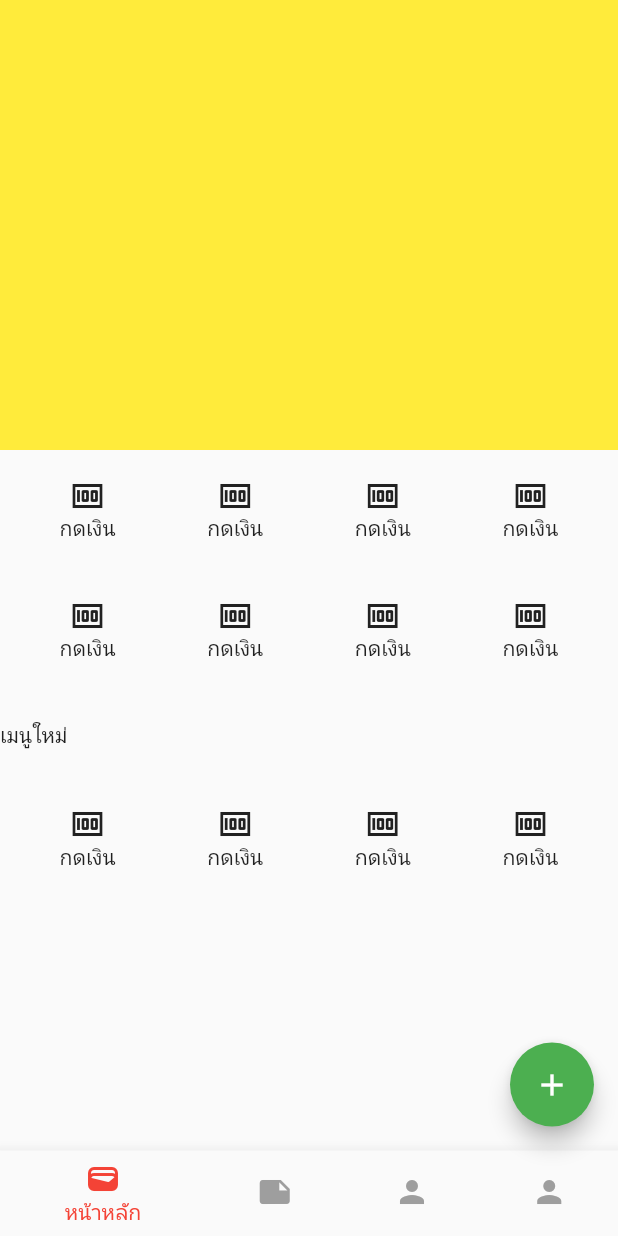
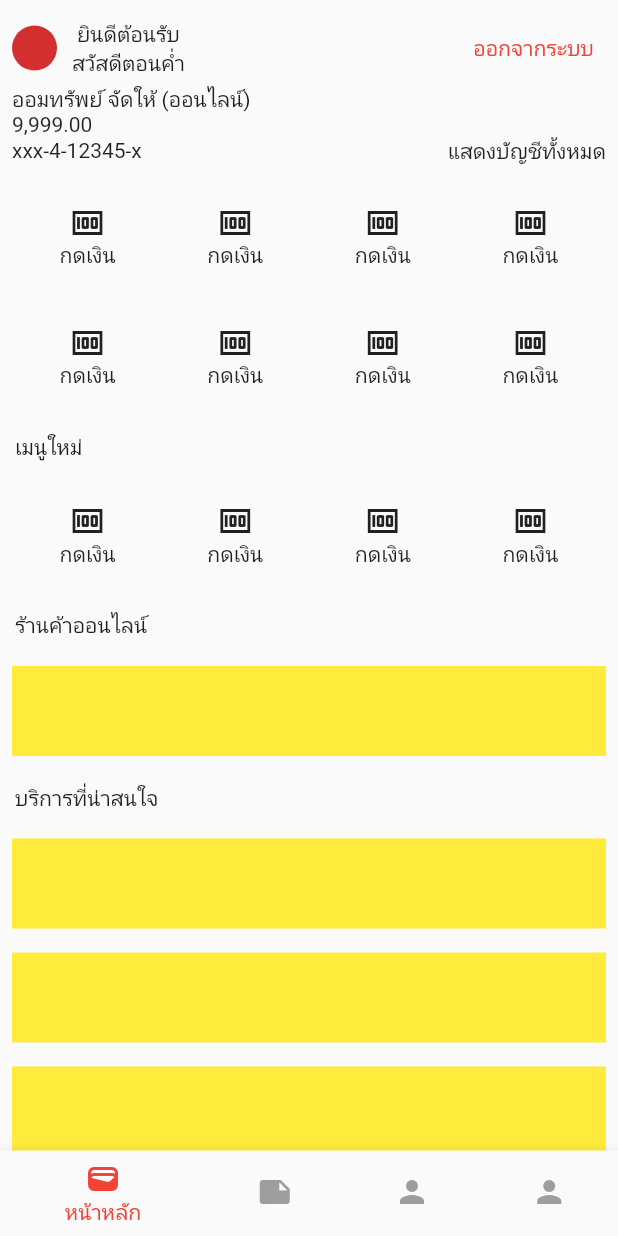
Before and after one commit to kajornsakp/simple_kma, a Flutter app: the screen it shows after launch, on a phone screen of 412 x 824 dp. Run offline on Flutter 3.47's test engine with Material 2 defaults, Android fonts, the phone set to English and light mode, and no system bars.

Commit message:
update project

```diff
--- /dev/null
+++ b/lib/components/header_widget.dart
@@ -0,0 +1,56 @@
+import 'package:flutter/material.dart';
+
+class HeaderWidget extends StatelessWidget {
+  const HeaderWidget({
+    super.key,
+  });
+
+  @override
+  Widget build(BuildContext context) {
+    return Padding(
+      padding: const EdgeInsets.all(8.0),
+      child: Column(
+        children: [
+          Row(
+            children: [
+              CircleAvatar(
+                radius: 15,
+                child: Container(),
+              ),
+              SizedBox(width: 10),
+              Column(
+                children: [
+                  Text("ยินดีต้อนรับ"),
+                  Text("สวัสดีตอนค่ำ"),
+                ],
+              ),
+              Spacer(),
+              TextButton(
+                onPressed: () {},
+                child: Text("ออกจากระบบ"),
+              ),
+            ],
+          ),
+          Row(
+            children: [
+              Column(
+                crossAxisAlignment: CrossAxisAlignment.start,
+                children: [
+                  Text("ออมทรัพย์ จัดให้ (ออนไลน์)"),
+                  Text("9,999.00"),
+                ],
+              ),
+            ],
+          ),
+          Row(
+            children: [
+              Text("xxx-4-12345-x"),
+              Spacer(),
+              Text("แสดงบัญชีทั้งหมด"),
+            ],
+          )
+        ],
+      ),
+    );
+  }
+}
--- a/lib/main.dart
+++ b/lib/main.dart
@@ -1,5 +1,5 @@
 import 'package:flutter/material.dart';
-import 'package:untitled1/screens/sub_home_page.dart';
+import 'package:simple_kma/screens/sub_home_page.dart';
 
 void main() {
   runApp(const MyApp());
@@ -47,11 +47,8 @@ class _MyHomePageState extends State<MyHomePage> {
 
   @override
   Widget build(BuildContext context) {
-    return Scaffold(
-      floatingActionButton: FloatingActionButton(
-        onPressed: (){},
-        child: const Icon(Icons.add),
-      ),
+    return SafeArea(
+      child: Scaffold(
         bottomNavigationBar: BottomNavigationBar(
           currentIndex: page,
           onTap: (index) {
@@ -79,6 +76,7 @@ class _MyHomePageState extends State<MyHomePage> {
           ],
         ),
         body: buildPage(page),
+      ),
     );
   }
 
--- a/lib/screens/sub_home_page.dart
+++ b/lib/screens/sub_home_page.dart
@@ -1,5 +1,6 @@
 import 'package:flutter/material.dart';
-import 'package:untitled1/components/menu_icon.dart';
+import 'package:simple_kma/components/header_widget.dart';
+import 'package:simple_kma/components/menu_icon.dart';
 
 class SubHomePage extends StatelessWidget {
   const SubHomePage({
@@ -11,12 +12,11 @@ class SubHomePage extends StatelessWidget {
     return Center(
         child: Column(
       children: [
-        Container(
-          height: 300,
-          color: Colors.yellow,
-        ),
+        const HeaderWidget(),
         Expanded(
-          child: ListView(
+          child: SingleChildScrollView(
+            child: Column(
+              crossAxisAlignment: CrossAxisAlignment.start,
               children: [
                 Row(
                   mainAxisAlignment: MainAxisAlignment.spaceEvenly,
@@ -36,9 +36,10 @@ class SubHomePage extends StatelessWidget {
                     MenuIcon(icon: Icons.money, title: "กดเงิน"),
                   ],
                 ),
-              const SizedBox(height: 20),
-              const Text("เมนูใหม่"),
-              const SizedBox(height: 20),
+                const Padding(
+                  padding: EdgeInsets.all(10),
+                  child: Text("เมนูใหม่"),
+                ),
                 Row(
                   mainAxisAlignment: MainAxisAlignment.spaceEvenly,
                   children: const [
@@ -48,7 +49,44 @@ class SubHomePage extends StatelessWidget {
                     MenuIcon(icon: Icons.money, title: "กดเงิน"),
                   ],
                 ),
+                const Padding(
+                  padding: EdgeInsets.all(10),
+                  child: Text("ร้านค้าออนไลน์"),
+                ),
+                Padding(
+                  padding: const EdgeInsets.all(8.0),
+                  child: Container(
+                    height: 60,
+                    color: Colors.yellow
+                  ),
+                ),
+                const Padding(
+                  padding: EdgeInsets.all(10),
+                  child: Text("บริการที่น่าสนใจ"),
+                ),
+                Padding(
+                  padding: const EdgeInsets.all(8.0),
+                  child: Container(
+                      height: 60,
+                      color: Colors.yellow
+                  ),
+                ),
+                Padding(
+                  padding: const EdgeInsets.all(8.0),
+                  child: Container(
+                      height: 60,
+                      color: Colors.yellow
+                  ),
+                ),
+                Padding(
+                  padding: const EdgeInsets.all(8.0),
+                  child: Container(
+                      height: 60,
+                      color: Colors.yellow
+                  ),
+                ),
               ],
+            ),
           ),
         ),
       ],
--- a/pubspec.yaml
+++ b/pubspec.yaml
@@ -1,4 +1,4 @@
-name: untitled1
+name: simple_kma
 description: A new Flutter project.
 # The following line prevents the package from being accidentally published to
 # pub.dev using `flutter pub publish`. This is preferred for private packages.
```
Also changed, not shown: 1 other file. Lines whose indentation alone changed are shown as unchanged.
